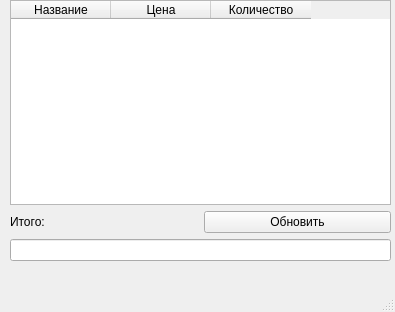
First picture: the form in Основы промышленного программирования/QT 6. Работа с простыми таблицами (csv). Работа с табличными данными в PyQT/Осторожно дорого/untitled.ui, repository GreatLAN4/Yandex_lyceum_assignments, before the edit.
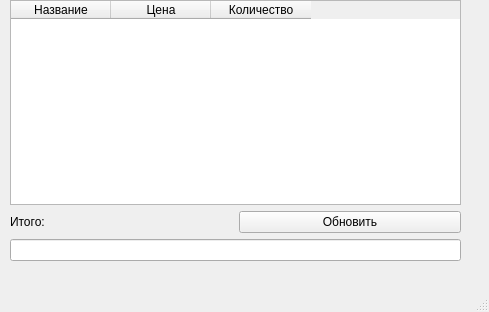
Second picture: the form after the edit.

```diff
--- a/Основы промышленного программирования/QT 6. Работа с простыми таблицами (csv). Работа с табличными данными в PyQT/Осторожно дорого/untitled.ui
+++ b/Основы промышленного программирования/QT 6. Работа с простыми таблицами (csv). Работа с табличными данными в PyQT/Осторожно дорого/untitled.ui
@@ -6,7 +6,7 @@
    <rect>
     <x>0</x>
     <y>0</y>
-    <width>395</width>
+    <width>489</width>
     <height>312</height>
    </rect>
   </property>
@@ -20,12 +20,12 @@
    <string>MainWindow</string>
   </property>
   <widget class="QWidget" name="centralwidget">
-   <widget class="QWidget" name="">
+   <widget class="QWidget" name="layoutWidget">
     <property name="geometry">
      <rect>
       <x>10</x>
       <y>0</y>
-      <width>381</width>
+      <width>451</width>
       <height>261</height>
      </rect>
     </property>
```
Left out of the diff: 2 changed lines with no effect on the pictures.
